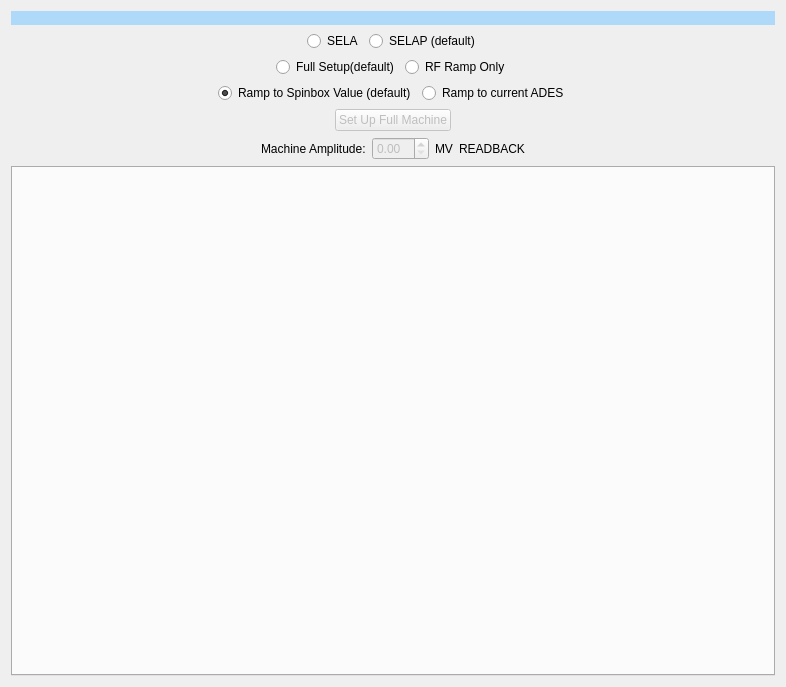
Before: the Qt Designer form setup.ui in slaclab/srf_auto_setup, drawn with Qt 5.
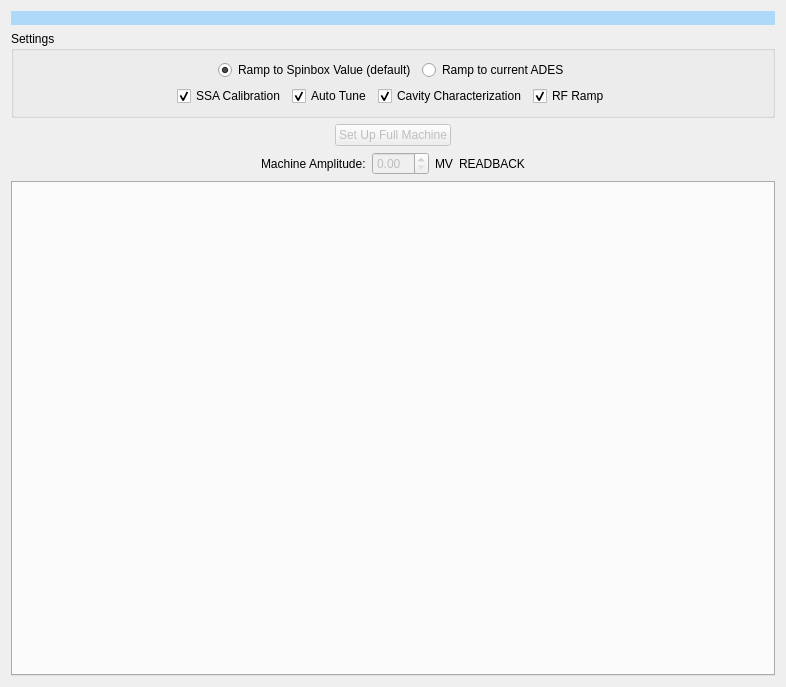
After: the same form once the commit is applied.

Commit message: intermediate save, non functional

The edit to the form file:
```diff
--- a/setup.ui
+++ b/setup.ui
@@ -25,53 +25,12 @@
     </widget>
    </item>
    <item>
-    <layout class="QHBoxLayout" name="horizontalLayout_4">
-     <item>
-      <spacer name="horizontalSpacer_3">
-       <property name="orientation">
-        <enum>Qt::Horizontal</enum>
-       </property>
-       <property name="sizeHint" stdset="0">
-        <size>
-         <width>40</width>
-         <height>20</height>
-        </size>
-       </property>
-      </spacer>
-     </item>
-     <item>
-      <widget class="QRadioButton" name="sela_radio_button">
-       <property name="text">
-        <string>SELA</string>
-       </property>
-      </widget>
-     </item>
-     <item>
-      <widget class="QRadioButton" name="selap_radio_button">
-       <property name="text">
-        <string>SELAP (default)</string>
-       </property>
-       <property name="checked">
-        <bool>true</bool>
-       </property>
-      </widget>
-     </item>
-     <item>
-      <spacer name="horizontalSpacer_4">
-       <property name="orientation">
-        <enum>Qt::Horizontal</enum>
-       </property>
-       <property name="sizeHint" stdset="0">
-        <size>
-         <width>40</width>
-         <height>20</height>
-        </size>
-       </property>
-      </spacer>
-     </item>
-    </layout>
-   </item>
-   <item>
+    <widget class="QGroupBox" name="groupBox">
+     <property name="title">
+      <string>Settings</string>
+     </property>
+     <layout class="QGridLayout" name="gridLayout">
+      <item row="1" column="0">
     <layout class="QHBoxLayout" name="horizontalLayout_5">
      <item>
       <spacer name="horizontalSpacer_7">
@@ -87,9 +46,9 @@
       </spacer>
      </item>
      <item>
-      <widget class="QRadioButton" name="full_setup_button">
+         <widget class="QCheckBox" name="ssa_cal_checkbox">
        <property name="text">
-        <string>Full Setup(default)</string>
+           <string>SSA Calibration</string>
        </property>
        <property name="checked">
         <bool>true</bool>
@@ -97,12 +56,32 @@
       </widget>
      </item>
      <item>
-      <widget class="QRadioButton" name="rf_ramp_button">
+         <widget class="QCheckBox" name="autotune_checkbox">
        <property name="text">
-        <string>RF Ramp Only</string>
+           <string>Auto Tune</string>
        </property>
        <property name="checked">
-        <bool>false</bool>
+           <bool>true</bool>
+          </property>
+         </widget>
+        </item>
+        <item>
+         <widget class="QCheckBox" name="cav_char_checkbox">
+          <property name="text">
+           <string>Cavity Characterization</string>
+          </property>
+          <property name="checked">
+           <bool>true</bool>
+          </property>
+         </widget>
+        </item>
+        <item>
+         <widget class="QCheckBox" name="rf_ramp_checkbox">
+          <property name="text">
+           <string>RF Ramp</string>
+          </property>
+          <property name="checked">
+           <bool>true</bool>
        </property>
       </widget>
      </item>
@@ -121,7 +100,7 @@
      </item>
     </layout>
    </item>
-   <item>
+      <item row="0" column="0">
     <layout class="QHBoxLayout" name="horizontalLayout_6">
      <item>
       <spacer name="horizontalSpacer_9">
@@ -170,6 +149,9 @@
       </spacer>
      </item>
     </layout>
+      </item>
+     </layout>
+    </widget>
    </item>
    <item>
     <layout class="QHBoxLayout" name="horizontalLayout_2">
```
Lines whose indentation alone changed are shown as unchanged. The commit also changes 2 other files.
